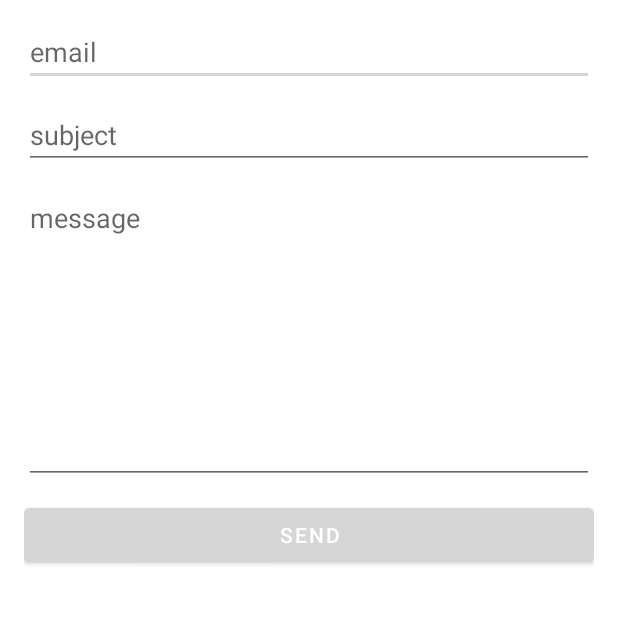
After one commit to lifuzhang1108/EC327_Final_Project_by_Scintaxx, an Android app: the EmailActivity screen opened directly, with no data from a screen before it, on a phone screen of 412 x 824 dp, the top half of it. The commit adds this screen. Run offline under Robolectric (Android 15) with nearby library versions, the phone set to English and light mode, and no system bars.

Commit message:
add email

```diff
--- /dev/null
+++ b/app/src/main/java/com/webianks/scintaxxmessenger/activities/EmailActivity.java
@@ -0,0 +1,49 @@
+package com.webianks.scintaxxmessenger.activities;
+
+import android.content.Intent;
+import android.os.Bundle;
+import android.view.View;
+import android.widget.Button;
+import android.widget.EditText;
+
+import androidx.appcompat.app.AppCompatActivity;
+
+import com.webianks.scintaxxmessenger.R;
+
+public class EmailActivity extends AppCompatActivity  {
+
+    EditText et_email, et_subject, et_message;
+
+    Button b_send;
+
+    @Override
+    protected void onCreate(Bundle savedInstanceState) {
+        super.onCreate(savedInstanceState);
+        setContentView(R.layout.activity_email);
+
+        et_email = findViewById(R.id.et_email);
+        et_subject = findViewById(R.id.et_subject);
+        et_message = findViewById(R.id.et_message);
+
+        b_send = findViewById(R.id.b_send);
+
+        b_send.setOnClickListener(new View.OnClickListener() {
+            @Override
+            public void onClick(View v) {
+                String to = et_email.getText().toString();
+                String subject = et_subject.getText().toString();
+                String message = et_message.getText().toString();
+
+                Intent theintent = new Intent(Intent.ACTION_SEND);
+                theintent.putExtra(Intent.EXTRA_EMAIL, new String[]{to});
+                theintent.putExtra(Intent.EXTRA_SUBJECT, subject);
+                theintent.putExtra(Intent.EXTRA_TEXT, message);
+
+                theintent.setType("message/rfc822");
+
+                startActivity(Intent.createChooser(theintent, "Select Email app"));
+
+            }
+        });
+    }
+}
--- /dev/null
+++ b/app/src/main/res/layout/activity_email.xml
@@ -0,0 +1,49 @@
+<?xml version="1.0" encoding="utf-8"?>
+<LinearLayout
+    xmlns:android="http://schemas.android.com/apk/res/android"
+    xmlns:tools="http://schemas.android.com/tools"
+    android:layout_width="match_parent"
+    android:layout_height="match_parent"
+    android:paddingBottom="16dp"
+    android:paddingLeft="16dp"
+    android:orientation="vertical"
+    android:paddingRight = "16dp"
+    android:paddingTop = "16dp"
+    tools:context=".activities.EmailActivity">
+
+    <EditText
+        android:id="@+id/et_email"
+        android:layout_width="match_parent"
+        android:layout_height="41dp"
+        android:ems="10"
+        android:hint="email"
+        android:inputType="textEmailAddress"
+
+        />
+
+    <EditText
+        android:id="@+id/et_subject"
+        android:layout_width="match_parent"
+        android:layout_height="wrap_content"
+        android:ems="10"
+        android:layout_marginTop="10dp"
+        android:inputType="textPersonName"
+        android:hint="subject" />
+
+    <EditText
+        android:id="@+id/et_message"
+        android:layout_width="match_parent"
+        android:layout_height="200dp"
+        android:ems="10"
+        android:layout_marginTop="10dp"
+        android:inputType="textMultiLine"
+        android:gravity="left"
+        android:hint="message" />
+
+    <Button
+        android:id="@+id/b_send"
+        android:layout_marginTop="10dp"
+        android:layout_width="match_parent"
+        android:layout_height="wrap_content"
+        android:text="SEND" />
+</LinearLayout>
```
Also changed, not shown: app/src/main/AndroidManifest.xml (+8 -1 lines), app/src/main/java/com/webianks/scintaxxmessenger/activities/MainActivity.java (+9 -1 lines), app/src/main/res/layout/activity_main.xml (+38 -8 lines).
